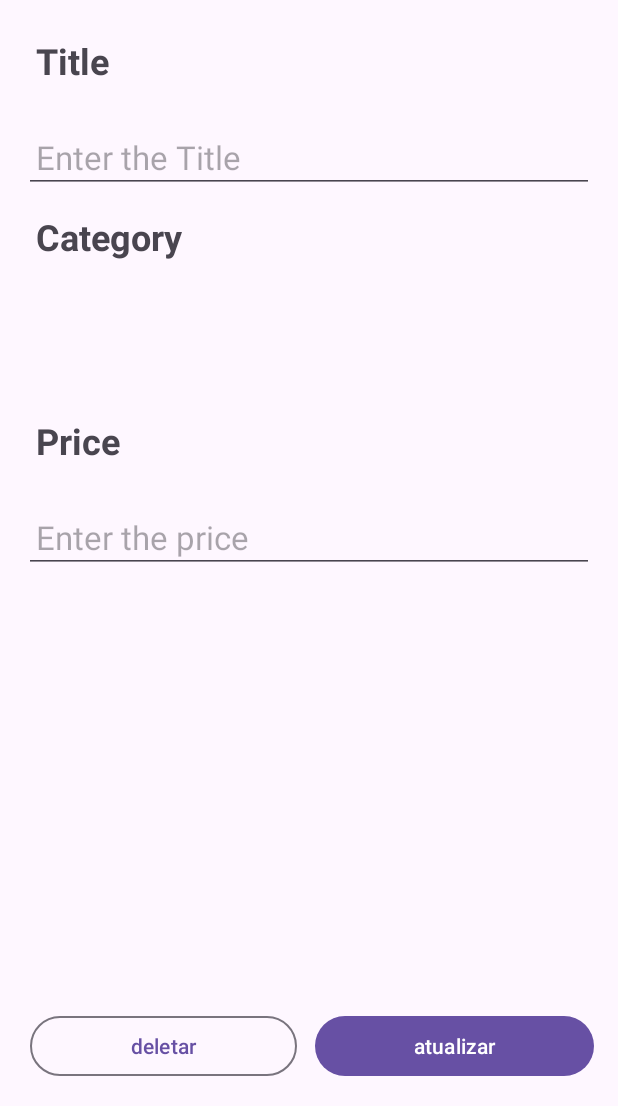
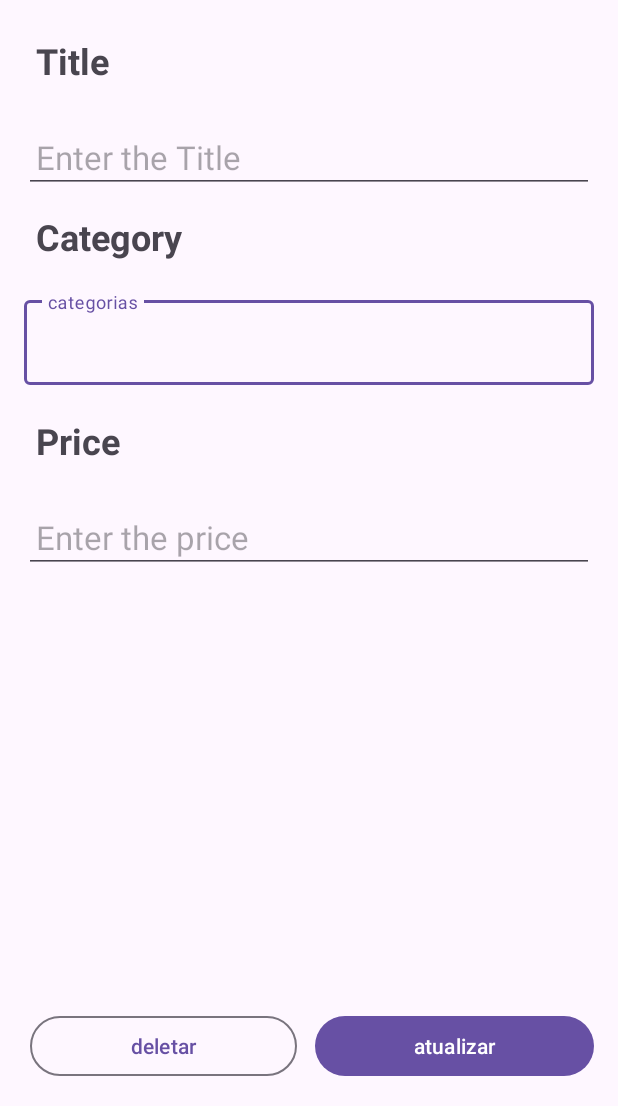
Before and after one commit to carmomariana/FinTrack-Hacksprint, an Android app: the layout activity_edit_category.xml on its own in the app's theme, with its tools: preview values and no code run, on a phone screen of 412 x 824 dp, the part 130-1236 px from its top. Run offline under Robolectric (Android 15) with nearby library versions, the phone set to English and light mode, and no system bars.

Commit message:
Tela de edicao de despesas

```diff
--- a/app/src/main/res/layout/edit_category.xml
+++ b/app/src/main/res/layout/activity_edit_category.xml
@@ -6,18 +6,20 @@
     android:layout_width="match_parent"
     android:layout_height="match_parent">
 
-    <androidx.recyclerview.widget.RecyclerView
-        android:id="@+id/rv_editcategory"
-        android:layout_width="369dp"
-        android:layout_height="49dp"
+    <com.google.android.material.textfield.TextInputLayout
+        android:id="@+id/textFieldeditCategory"
+        android:layout_width="match_parent"
+        android:layout_height="wrap_content"
+        android:hint="categorias"
         android:layout_margin="16dp"
-        android:layout_marginTop="16dp"
-        android:padding="8dp"
-        app:layout_constraintEnd_toEndOf="parent"
-        app:layout_constraintHorizontal_bias="0.142"
-        app:layout_constraintStart_toStartOf="parent"
-        app:layout_constraintTop_toBottomOf="@+id/tv_editcategory"
-        />
+        app:layout_constraintBottom_toTopOf="@+id/tv_editprice"
+        app:layout_constraintTop_toBottomOf="@+id/tv_editcategory">
+
+        <com.google.android.material.textfield.TextInputEditText
+            android:layout_width="match_parent"
+            android:layout_height="wrap_content" />
+
+    </com.google.android.material.textfield.TextInputLayout>
 
     <TextView
         android:id="@+id/tv_nameapp"
```
Also changed, not shown: app/src/main/java/com/example/fintrack/EditCategoryActivity.kt (+38 -13 lines), app/src/main/java/com/example/fintrack/MainActivity.kt (+7 -12 lines).
